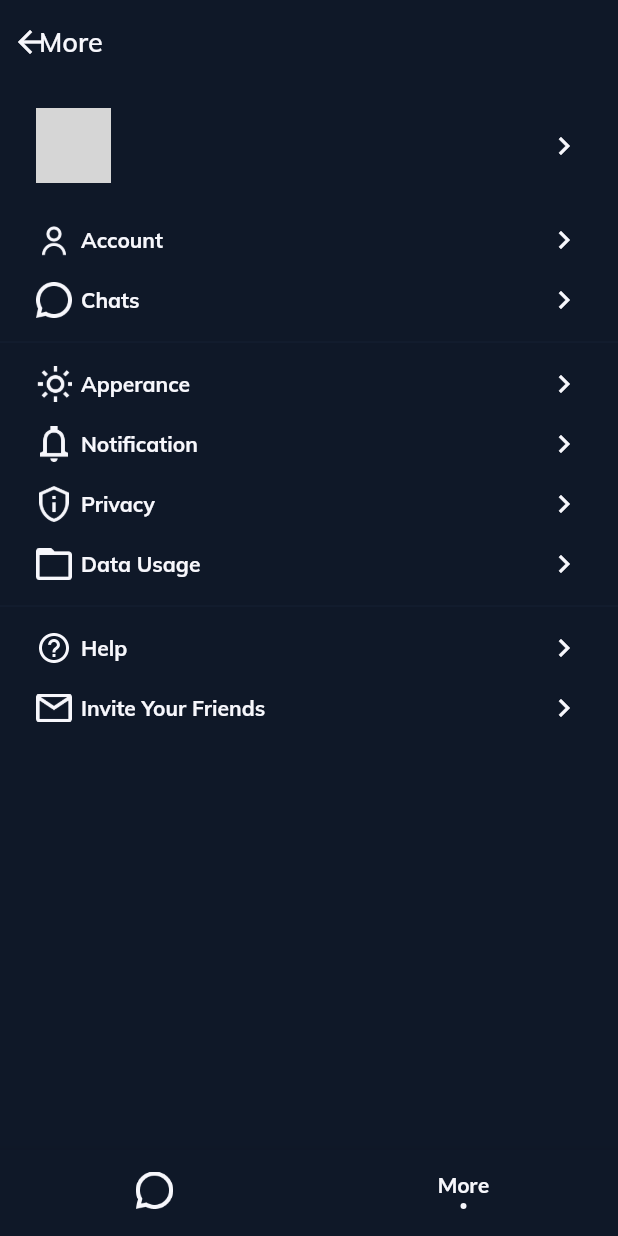
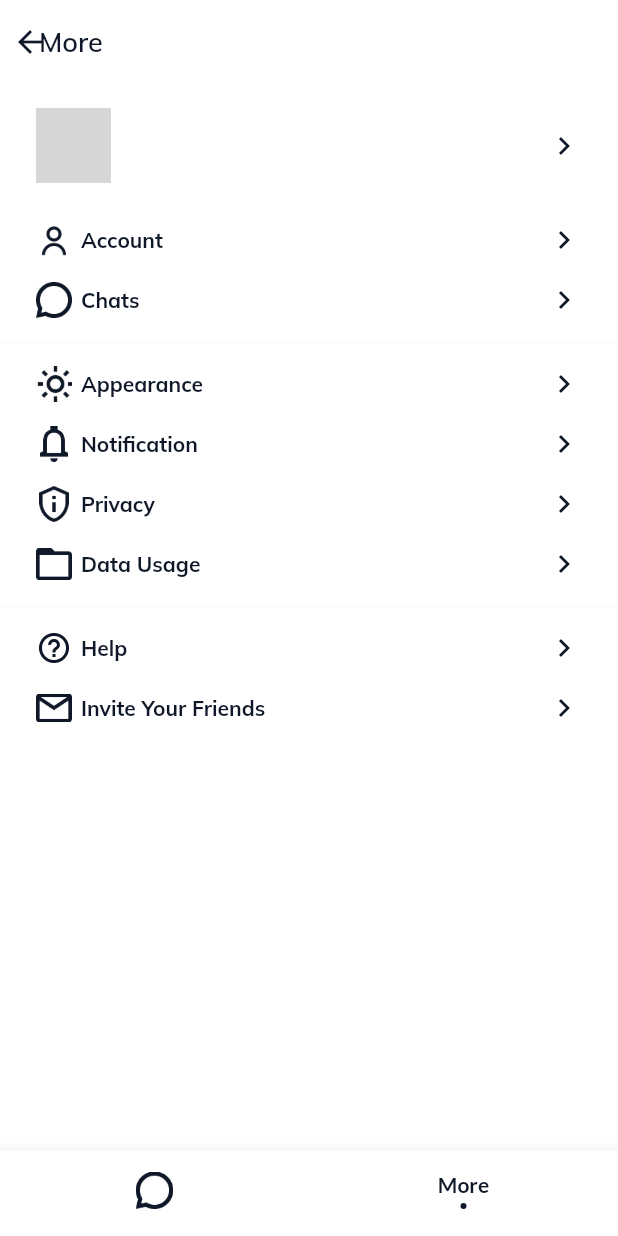
Before and after one commit to Keilmuan-Himaster/Kawan-Chat, a Flutter app: the MainScreen screen opened by its route, item 2 of the bottom bar chosen, on a phone screen of 412 x 824 dp. Run offline on Flutter 3.47's test engine with Material 2 defaults, Android fonts, the phone set to English and light mode, and no system bars; our stand-ins replace bloc, cloud_firestore, equatable, firebase_auth, firebase_core, firebase_storage and 5 more; missing offline and left inert: ndialog, numeric_keyboard; accounts and stored records are empty; network calls fail; grey boxes are pictures that could not be loaded.

Commit message:
Change theme logic

```diff
--- a/lib/main.dart
+++ b/lib/main.dart
@@ -1,21 +1,40 @@
-import 'package:chat_app/config/custom_color.dart';
+import 'package:chat_app/config/theme_config.dart';
 import 'package:chat_app/cubit/cubit.dart';
 import 'package:chat_app/ui/screens/main_screen.dart';
 import 'package:chat_app/ui/screens/onboarding_screen.dart';
+import 'package:chat_app/utils/preferences.dart';
 import 'package:flutter/material.dart';
 import 'package:firebase_core/firebase_core.dart';
 import 'package:firebase_auth/firebase_auth.dart';
 import 'package:flutter_bloc/flutter_bloc.dart';
 
+bool isDark = false;
+
 void main() async {
   WidgetsFlutterBinding.ensureInitialized();
   await Firebase.initializeApp();
 
+  isDark = await Preferences.instance().then((value) => value.isDark ?? false);
+
   runApp(MyApp());
 }
 
-class MyApp extends StatelessWidget {
+class MyApp extends StatefulWidget {
   const MyApp({Key? key}) : super(key: key);
+
+  @override
+  _MyAppState createState() => _MyAppState();
+}
+
+class _MyAppState extends State<MyApp> {
+  ThemeCubit themeCubit = ThemeCubit();
+
+  @override
+  void initState() {
+    themeCubit
+        .changeTheme((isDark) ? ThemeConfig.darkTheme : ThemeConfig.lightTheme);
+    super.initState();
+  }
 
   @override
   Widget build(BuildContext context) {
@@ -28,6 +47,8 @@ class MyApp extends StatelessWidget {
           create: (context) => ThemeCubit(),
         )
       ],
+      child: BlocProvider(
+        create: (context) => themeCubit,
         child: BlocBuilder<ThemeCubit, ThemeState>(
           builder: (context, state) {
             return MaterialApp(
@@ -43,6 +64,7 @@ class MyApp extends StatelessWidget {
             );
           },
         ),
+      ),
     );
   }
 }
--- a/lib/ui/pages/more_page.dart
+++ b/lib/ui/pages/more_page.dart
@@ -1,10 +1,12 @@
 import 'package:chat_app/config/custom_color.dart';
 import 'package:chat_app/config/custom_text_style.dart';
+import 'package:chat_app/config/theme_config.dart';
 import 'package:chat_app/cubit/cubit.dart';
 import 'package:chat_app/helper/full_name.dart';
 import 'package:chat_app/models/user_model.dart';
 import 'package:chat_app/ui/widgets/custom_app_bar_title.dart';
 import 'package:chat_app/ui/widgets/custom_profile_card.dart';
+import 'package:chat_app/utils/preferences.dart';
 import 'package:chat_app/utils/size_config.dart';
 import 'package:flutter/material.dart';
 import 'package:flutter_bloc/flutter_bloc.dart';
@@ -31,9 +33,11 @@ class MorePage extends StatelessWidget {
           BlocBuilder<UserCubit, UserState>(
             builder: (context, state) {
               if (state is UserLoaded) {
-                return buildProfileCard(context: context,user: state.user);
+                return buildProfileCard(context: context, user: state.user);
               } else {
-                return buildProfileCard(context: context,);
+                return buildProfileCard(
+                  context: context,
+                );
               }
             },
           ),
@@ -54,10 +58,21 @@ class MorePage extends StatelessWidget {
             color: Theme.of(context).accentColor,
           ),
           buildMoreListCard(
-            context: context,
-            iconName: "icon_apperance.png",
-            label: "Apperance",
-          ),
+              context: context,
+              iconName: "icon_apperance.png",
+              label: "Appearance",
+              onTap: () => Preferences.instance().then((value) {
+                    bool? isDark = value.isDark;
+                    ThemeData theme;
+                    if (isDark == true) {
+                      value.isDark = false;
+                      theme = ThemeConfig.lightTheme;
+                    } else {
+                      value.isDark = true;
+                      theme = ThemeConfig.darkTheme;
+                    }
+                    context.read<ThemeCubit>().changeTheme(theme);
+                  })),
           buildMoreListCard(
             context: context,
             iconName: "icon_notification.png",
@@ -109,10 +124,8 @@ class MorePage extends StatelessWidget {
                 Column(
                   crossAxisAlignment: CrossAxisAlignment.start,
                   children: [
-                    Text(
-                      user?.fullName ?? "",
-                      style: Theme.of(context).textTheme.bodyText1
-                    ),
+                    Text(user?.fullName ?? "",
+                        style: Theme.of(context).textTheme.bodyText1),
                     SizedBox(
                       height: 2,
                     ),
@@ -183,8 +196,6 @@ class MorePage extends StatelessWidget {
     );
   }
 
-  Icon buildIconNext(BuildContext context) => Icon(
-        Icons.chevron_right,
-        color: Theme.of(context).iconTheme.color
-      );
+  Icon buildIconNext(BuildContext context) =>
+      Icon(Icons.chevron_right, color: Theme.of(context).iconTheme.color);
 }
--- /dev/null
+++ b/lib/utils/preferences.dart
@@ -0,0 +1,16 @@
+import 'package:shared_preferences/shared_preferences.dart';
+
+class Preferences {
+  final SharedPreferences shared;
+
+  Preferences(this.shared);
+
+  // Save Data
+  set isDark(bool? value) => shared.setBool("is_dark", value ?? false);
+
+  // Load Data
+  bool? get isDark => shared.getBool("is_dark");
+
+  static Future<Preferences> instance() =>
+      SharedPreferences.getInstance().then((value) => Preferences(value));
+}
--- a/pubspec.yaml
+++ b/pubspec.yaml
@@ -29,6 +29,7 @@ dev_dependencies:
   intl: ^0.17.0
   ndialog: ^4.1.0
   numeric_keyboard: ^1.1.0
+  shared_preferences: ^2.0.7
 
 flutter:
 
```
Also changed, not shown: pubspec.lock. Lines whose indentation alone changed are shown as unchanged.
